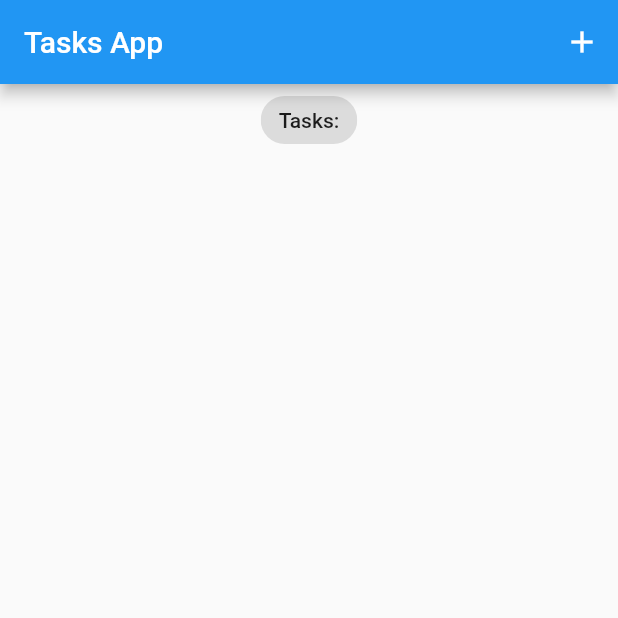
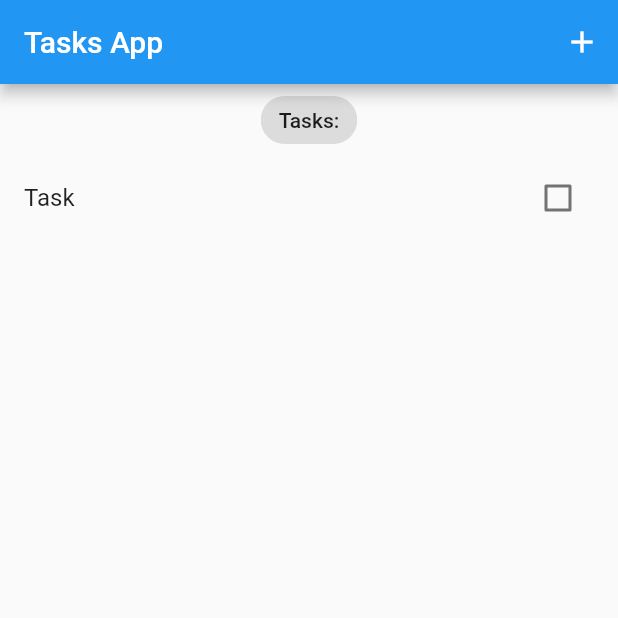
Before and after one commit to ahsanulSowmik/todo_app_bloc, a Flutter app: the screen it shows after launch, on a phone screen of 412 x 824 dp, the top half of it. Run offline on Flutter 3.47's test engine with Material 2 defaults, Android fonts, the phone set to English and light mode, and no system bars; our stand-ins replace bloc, equatable, flutter_bloc.

Commit message:
#set up todo app

```diff
--- /dev/null
+++ b/lib/blocs/bloc/task_bloc.dart
@@ -0,0 +1,44 @@
+import 'package:bloc/bloc.dart';
+import 'package:equatable/equatable.dart';
+import 'package:todo_app_bloc/models/task.dart';
+
+part 'task_event.dart';
+part 'task_state.dart';
+
+class TaskBloc extends Bloc<TaskEvents, TaskState> {
+  TaskBloc() : super(const TaskState()) {
+    on<AddTask>(_onAddTask);
+    on<UpdateTask>(_onUpdateTask);
+    on<DeleteTask>(_onDeleteTask);
+  }
+
+  void _onAddTask(AddTask event, Emitter<TaskState> emit) {
+    final state = this.state;
+
+    // print(event.task.isDeleted);
+    emit(TaskState(
+      allTasks: List.from(state.allTasks)..add(event.task),
+    ));
+    // notifyListeners();
+  }
+
+  void _onUpdateTask(UpdateTask event, Emitter<TaskState> emit) {
+    // final state = this.state;
+
+    // emit(TaskState(
+
+    //   allTasks: List.from(state.allTasks)..add(event.task),
+
+    // ));
+  }
+
+  void _onDeleteTask(DeleteTask event, Emitter<TaskState> emit) {
+    // final state = this.state;
+
+    // emit(TaskState(
+
+    //   allTasks: List.from(state.allTasks)..add(event.task),
+
+    // ));
+  }
+}
--- /dev/null
+++ b/lib/blocs/bloc/task_event.dart
@@ -0,0 +1,46 @@
+part of 'task_bloc.dart';
+
+abstract class TaskEvents extends Equatable {
+  const TaskEvents();
+
+  @override
+  List<Object> get props => [];
+}
+
+
+class UpdateTask extends TaskEvents {
+  final Task task;
+  const UpdateTask({
+    required this.task,
+  });
+
+   @override
+  List<Object> get props => [task];
+
+}
+
+class DeleteTask extends TaskEvents {
+  final Task task;
+  const DeleteTask({
+    required this.task,
+  });
+
+   @override
+  List<Object> get props => [task];
+
+}
+
+
+class AddTask extends TaskEvents {
+  final Task task;
+  const AddTask({
+    required this.task,
+  });
+
+  @override
+  List<Object> get props => [];
+
+
+
+
+}
--- /dev/null
+++ b/lib/blocs/bloc/task_state.dart
@@ -0,0 +1,18 @@
+part of 'task_bloc.dart';
+
+class TaskState extends Equatable {
+  final List<Task> allTasks;
+  const TaskState(
+    {
+      this.allTasks = const<Task>[],
+    }
+  );
+
+  @override
+  List<Object> get props => [];
+}
+
+
+
+
+// class TaskInitial extends TaskState {}
--- /dev/null
+++ b/lib/blocs/bloc_exports.dart
@@ -0,0 +1,3 @@
+export './bloc/task_bloc.dart';
+// ignore: depend_on_referenced_packages
+export 'package:flutter_bloc/flutter_bloc.dart';
--- a/lib/main.dart
+++ b/lib/main.dart
@@ -1,9 +1,13 @@
 import 'package:flutter/material.dart';
+import 'package:todo_app_bloc/models/task.dart';
 
+import 'blocs/bloc_exports.dart';
 import 'screens/tasks_screen.dart';
 
 void main() {
-  runApp(const MyApp());
+  BlocOverrides.runZoned(
+    () => runApp(const MyApp()),
+  );
 }
 
 class MyApp extends StatelessWidget {
@@ -12,12 +16,15 @@ class MyApp extends StatelessWidget {
   // This widget is the root of your application.
   @override
   Widget build(BuildContext context) {
-    return MaterialApp(
-      title: 'Flutter Tasks App',
-      theme: ThemeData(
-        primarySwatch: Colors.blue,
+    return BlocProvider(
+      create: (context) => TaskBloc()..add(AddTask(task: Task(title: "Task"))),
+      child: MaterialApp(
+        title: 'Flutter Tasks App',
+        theme: ThemeData(
+          primarySwatch: Colors.blue,
+        ),
+        home: TasksScreen(),
       ),
-      home: const TasksScreen(),
     );
   }
 }
--- /dev/null
+++ b/lib/models/task.dart
@@ -0,0 +1,53 @@
+
+
+import 'package:equatable/equatable.dart';
+
+class Task extends Equatable{
+  final String title;
+  bool? isDone;
+  bool? isDeleted;
+
+  Task({
+    required this.title,
+    this.isDone,
+    this.isDeleted,
+  }){
+    isDone = isDone ?? false;
+    isDeleted = isDeleted ?? false;
+
+  }
+
+  Task copyWith({
+    String? title,
+    bool? isDone,
+    bool? isDeleted,
+
+
+
+
+  }){
+    return Task(
+      title: title ?? this.title,
+      isDone: isDone ?? this.isDone,
+      isDeleted: isDeleted ?? this.isDeleted
+     );
+  }
+
+  Map<String, dynamic> toMap(){
+    return {
+      'title': title,
+      'isDone': isDone,
+      'isDeleted': isDeleted,
+    };
+  }
+
+  factory Task.fromMap(Map<String, dynamic> map){
+    return Task(title: map['title']?? ' ',isDone: map['isDone'],
+    isDeleted:  map['isDeleted'],
+    );
+  }
+
+  @override
+  // TODO: implement props
+  List<Object?> get props => [title,isDone,isDeleted];
+}
--- a/lib/screens/tasks_screen.dart
+++ b/lib/screens/tasks_screen.dart
@@ -1,10 +1,37 @@
 import 'package:flutter/material.dart';
+import 'package:todo_app_bloc/models/task.dart';
+import 'package:todo_app_bloc/widgets/taks_list.dart';
+
+import '../blocs/bloc_exports.dart';
 
 class TasksScreen extends StatelessWidget {
-  const TasksScreen({Key? key}) : super(key: key);
+  TasksScreen({Key? key}) : super(key: key);
+
+  List<Task> taskList = [
+    Task(title: "task"),
+    Task(title: "task"),
+    Task(title: "task"),
+  ];
+
+  TextEditingController titleController = TextEditingController();
+
+  void _addTask(BuildContext context) {
+    showModalBottomSheet(
+        context: context,
+        builder: (context) => SingleChildScrollView(
+            child: Container(
+                padding: EdgeInsets.only(
+                    bottom: MediaQuery.of(context).viewInsets.bottom),
+                child: AddTaskScreen(titleController: titleController))));
+  }
+
+  print("something");
 
   @override
   Widget build(BuildContext context) {
+    return BlocBuilder<TaskBloc, TaskState>(
+      builder: (context, state) {
+        List<Task> tasksList = state.allTasks;
         return Scaffold(
           appBar: AppBar(
             title: const Text('Tasks App'),
@@ -17,21 +44,77 @@ class TasksScreen extends StatelessWidget {
           ),
           body: Column(
             crossAxisAlignment: CrossAxisAlignment.center,
-        children: const [
-          Center(
+            children: [
+              const Center(
                 child: Chip(
                   label: Text(
                     'Tasks:',
                   ),
                 ),
               ),
+              TasksList(taskList: tasksList)
             ],
           ),
           floatingActionButton: FloatingActionButton(
-        onPressed: () {},
+            onPressed: () => _addTask(context),
             tooltip: 'Add Task',
             child: const Icon(Icons.add),
           ),
         );
+      },
+    );
   }
 }
+
+class AddTaskScreen extends StatelessWidget {
+  const AddTaskScreen({
+    Key? key,
+    required this.titleController,
+  }) : super(key: key);
+
+  final TextEditingController titleController;
+
+  @override
+  Widget build(BuildContext context) {
+    return Container(
+      padding: EdgeInsets.all(20),
+      child: Column(children: [
+        Text(
+          "Add Task",
+          style: TextStyle(fontSize: 24),
+        ),
+        const SizedBox(
+          height: 10,
+        ),
+        TextField(
+          autofocus: true,
+          controller: titleController,
+          decoration: const InputDecoration(
+            label: Text('Title'),
+            border: OutlineInputBorder(),
+          ),
+        ),
+        Row(mainAxisAlignment: MainAxisAlignment.spaceEvenly, children: [
+          TextButton(
+              onPressed: () => Navigator.pop(context),
+              child: const Text("cancel")),
+          ElevatedButton(
+              onPressed: () {
+                var task = Task(
+                  title: titleController.text,
+                );
+                print(task);
+                context.read<TaskBloc>().add(AddTask(
+                      task: task,
+                    ));
+                // TaskBloc()..add(AddTask(task: Task(title: "Task"))
+
+
+                Navigator.pop(context);
+              },
+              child: const Text("Add")),
+        ]),
+      ]),
+    );
+  }
+}
--- /dev/null
+++ b/lib/widgets/taks_list.dart
@@ -0,0 +1,27 @@
+import 'package:flutter/material.dart';
+import 'package:todo_app_bloc/models/task.dart';
+
+class TasksList extends StatelessWidget {
+  const TasksList({
+    Key? key,
+    required this.taskList,
+  }) : super(key: key);
+
+  final List<Task> taskList;
+
+  @override
+  Widget build(BuildContext context) {
+    print(taskList.length);
+    return Expanded(
+      child: ListView.builder(
+          itemCount: taskList.length,
+          itemBuilder: (context, index) {
+            var task = taskList[index];
+            return ListTile(
+              title: Text(task.title),
+              trailing: Checkbox(value: task.isDone, onChanged: (value) {}),
+            );
+          }),
+    );
+  }
+}
--- a/pubspec.yaml
+++ b/pubspec.yaml
@@ -36,6 +36,7 @@ dependencies:
   # The following adds the Cupertino Icons font to your application.
   # Use with the CupertinoIcons class for iOS style icons.
   cupertino_icons: ^1.0.2
+  equatable: ^2.0.5
 
 dev_dependencies:
   flutter_test:
@@ -47,6 +48,7 @@ dev_dependencies:
   # package. See that file for information about deactivating specific lint
   # rules and activating additional ones.
   flutter_lints: ^2.0.0
+  flutter_bloc: ^8.0.1
 
 # For information on the generic Dart part of this file, see the
 # following page: https://dart.dev/tools/pub/pubspec
```
Also changed, not shown: pubspec.lock. Lines whose indentation alone changed are shown as unchanged.
